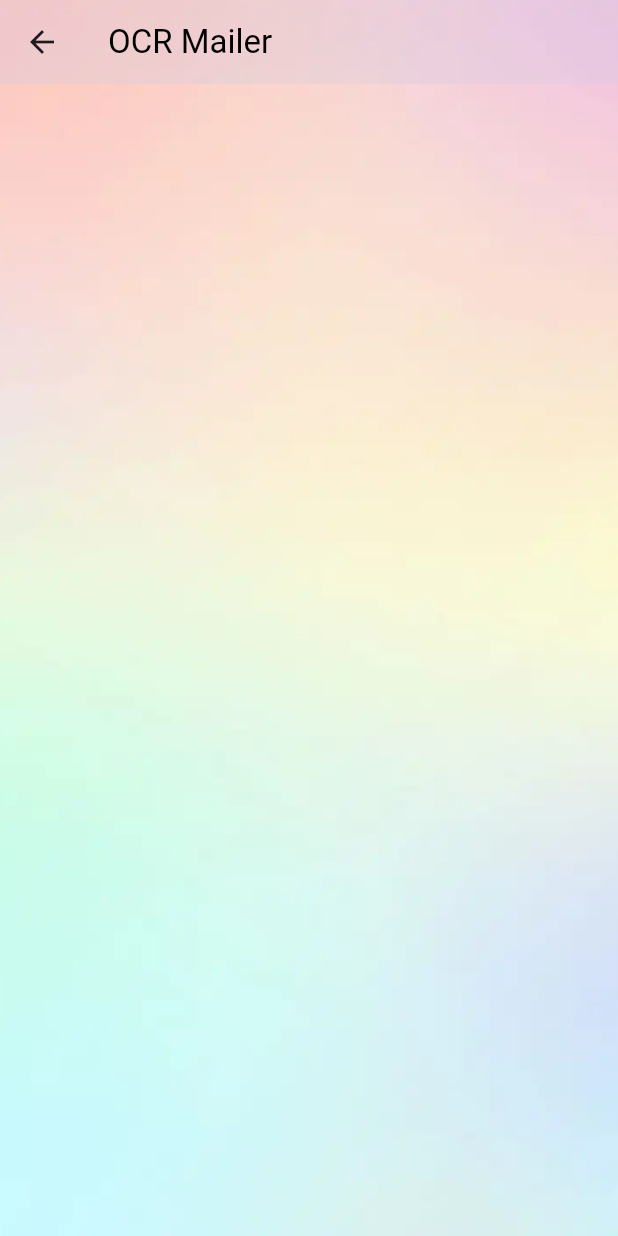
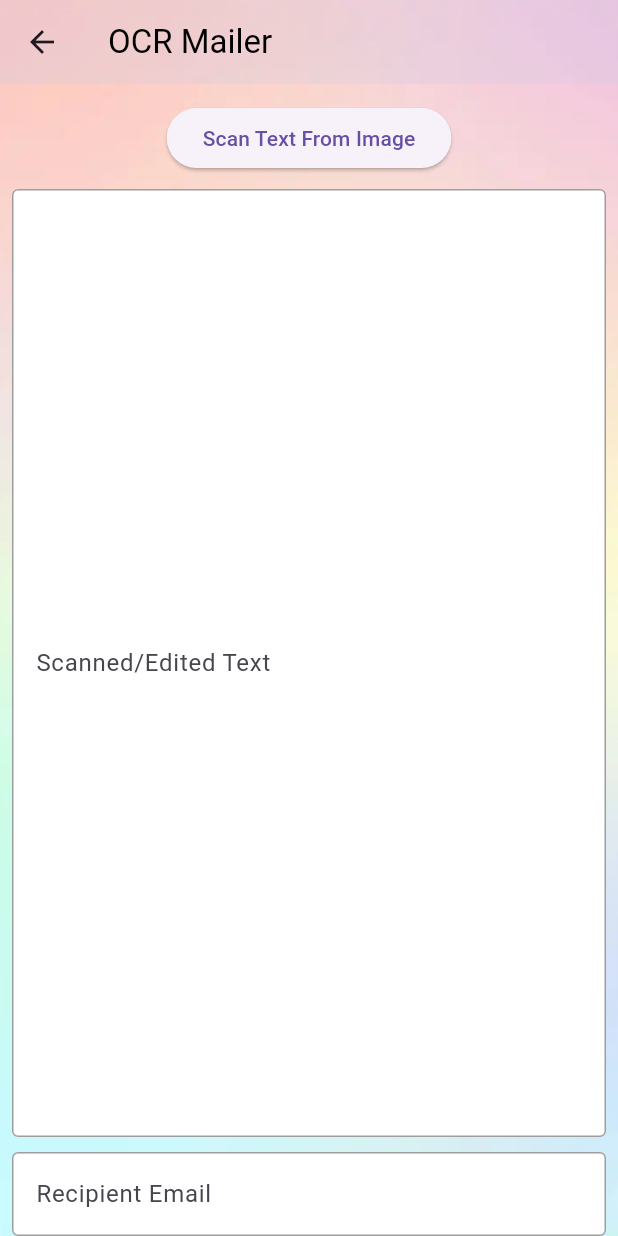
Before and after one commit to paitblack/layla---ai-based-mail-assistant, a Flutter app: the Alarm screen opened directly, on a phone screen of 412 x 824 dp. Run offline on Flutter 3.47's test engine with Material 3 defaults, Android fonts, the phone set to English and light mode, and no system bars; our stand-ins replace animated_text_kit, firebase_auth, firebase_core, firebase_remote_config, google_generative_ai, google_sign_in and 1 more; missing offline and left inert: flutter_email_sender, google_mlkit_text_recognition, googleapis; accounts and stored records are empty.

Commit message:
ocr done

```diff
--- a/lib/widgets/home_page.dart
+++ b/lib/widgets/home_page.dart
@@ -15,9 +15,12 @@ final GoogleSignIn _googleSignIn = GoogleSignIn(scopes: [
   'https://www.googleapis.com/auth/gmail.readonly',
     'https://www.googleapis.com/auth/gmail.modify',
     'https://www.googleapis.com/auth/gmail.labels',
-    'https://www.googleapis.com/auth/gmail.compose'
+    'https://www.googleapis.com/auth/gmail.compose',
+    'https://www.googleapis.com/auth/gmail.send',
+    'https://www.googleapis.com/auth/gmail.compose',
     'https://www.googleapis.com/auth/gmail.send',
 ]);
+
 final mail = FirebaseAuth.instance.currentUser?.email;
 final bool isSignedIn = FirebaseAuth.instance.currentUser != null;
 
--- a/lib/widgets/ocr.dart
+++ b/lib/widgets/ocr.dart
@@ -1,13 +1,84 @@
+import 'dart:io';
 import 'package:flutter/material.dart';
+import 'package:google_mlkit_text_recognition/google_mlkit_text_recognition.dart';
+import 'package:image_picker/image_picker.dart';
+import 'package:flutter_email_sender/flutter_email_sender.dart';
 
-class Alarm extends StatelessWidget {
+class Alarm extends StatefulWidget {
   const Alarm({super.key});
+
+  @override
+  State<Alarm> createState() => _AlarmState();
+}
+
+class _AlarmState extends State<Alarm> {
+  String recognizedText = "";
+  final TextEditingController emailController = TextEditingController();
+  final TextEditingController subjectController = TextEditingController();
+  final TextEditingController textController = TextEditingController();
+
+  Future<void> pickImage(ImageSource source) async {
+    final picker = ImagePicker();
+    final pickedFile = await picker.pickImage(source: source);
+
+    if (pickedFile != null) {
+      final inputImage = InputImage.fromFile(File(pickedFile.path));
+      final textRecognizer = TextRecognizer();
+      final RecognizedText result = await textRecognizer.processImage(inputImage);
+
+      setState(() {
+        recognizedText = result.text;
+        textController.text = recognizedText;
+      });
+    }
+  }
+
+  void showImageSourceSelector() {
+    showModalBottomSheet(
+      context: context,
+      builder: (context) => Container(
+        padding: const EdgeInsets.all(16),
+        height: 150,
+        child: Column(
+          children: [
+            ListTile(
+              leading: const Icon(Icons.camera_alt),
+              title: const Text("Use Camera"),
+              onTap: () {
+                Navigator.pop(context);
+                pickImage(ImageSource.camera);
+              },
+            ),
+            ListTile(
+              leading: const Icon(Icons.photo),
+              title: const Text("Choose from Gallery"),
+              onTap: () {
+                Navigator.pop(context);
+                pickImage(ImageSource.gallery);
+              },
+            ),
+          ],
+        ),
+      ),
+    );
+  }
+
+  Future<void> sendEmail() async {
+    final Email email = Email(
+      body: textController.text,
+      subject: subjectController.text,
+      recipients: [emailController.text],
+      isHTML: false,
+    );
+
+    await FlutterEmailSender.send(email);
+  }
 
   @override
   Widget build(BuildContext context) {
     return Scaffold(
       body: Container(
-        decoration: BoxDecoration(
+        decoration: const BoxDecoration(
           image: DecorationImage(
             image: AssetImage("images/bg.png"),
             fit: BoxFit.cover,
@@ -19,9 +90,88 @@ class Alarm extends StatelessWidget {
               AppBar(
                 backgroundColor: Colors.white24,
                 elevation: 4,
-                title: Text(
+                title: const Text(
                   "OCR Mailer",
                   style: TextStyle(color: Colors.black),
+                ),
+                automaticallyImplyLeading: true,
+              ),
+              Expanded(
+                child: SingleChildScrollView(
+                  padding: const EdgeInsets.symmetric(horizontal: 8, vertical: 12),
+                  child: Column(
+                    children: [
+                      ElevatedButton(
+                        onPressed: showImageSourceSelector,
+                        child: const Text("Scan Text From Image"),
+                      ),
+                      const SizedBox(height: 10),
+                      TextField(
+                        controller: textController,
+                        maxLines: 25,
+                        decoration: const InputDecoration(
+                          labelText: "Scanned/Edited Text",
+                          border: OutlineInputBorder(),
+                          fillColor: Colors.white,
+                          filled: true,
+                          floatingLabelStyle: TextStyle(
+                            backgroundColor: Colors.white,
+                            fontWeight: FontWeight.bold,
+                          ),
+                          enabledBorder: OutlineInputBorder(
+                            borderSide: BorderSide(color: Colors.grey),
+                          ),
+                          focusedBorder: OutlineInputBorder(
+                            borderSide: BorderSide(color: Colors.deepPurple),
+                          ),
+                        ),
+                      ),
+                      const SizedBox(height: 10),
+                      TextField(
+                        controller: emailController,
+                        decoration: const InputDecoration(
+                          labelText: "Recipient Email",
+                          border: OutlineInputBorder(),
+                          filled: true,
+                          fillColor: Colors.white,
+                          floatingLabelStyle: TextStyle(
+                            backgroundColor: Colors.white,
+                            fontWeight: FontWeight.bold,
+                          ),
+                          enabledBorder: OutlineInputBorder(
+                            borderSide: BorderSide(color: Colors.grey),
+                          ),
+                          focusedBorder: OutlineInputBorder(
+                            borderSide: BorderSide(color: Colors.deepPurple),
+                          ),
+                        ),
+                      ),
+                      const SizedBox(height: 10),
+                      TextField(
+                        controller: subjectController,
+                        decoration: const InputDecoration(
+                          labelText: "Subject",
+                          border: OutlineInputBorder(),
+                          filled: true,
+                          fillColor: Colors.white,
+                          floatingLabelStyle: TextStyle(
+                            backgroundColor: Colors.white,
+                          ),
+                          enabledBorder: OutlineInputBorder(
+                            borderSide: BorderSide(color: Colors.grey),
+                          ),
+                          focusedBorder: OutlineInputBorder(
+                            borderSide: BorderSide(color: Colors.deepPurple),
+                          ),
+                        ),
+                      ),
+                      const SizedBox(height: 20),
+                      ElevatedButton(
+                        onPressed: sendEmail,
+                        child: const Text("Send Mail"),
+                      ),
+                    ],
+                  ),
                 ),
               ),
             ],
--- a/pubspec.yaml
+++ b/pubspec.yaml
@@ -47,6 +47,10 @@ dependencies:
   animated_text_kit: ^4.2.3
   tflite_flutter: ^0.11.0
   firebase_ml_model_downloader: ^0.3.3+2
+  google_mlkit_text_recognition: ^0.15.0
+  image_picker: ^1.1.2
+  path_provider: ^2.1.5
+  flutter_email_sender: ^7.0.0
 
 dev_dependencies:
   flutter_test:
```
Also changed, not shown: 6 other files.
